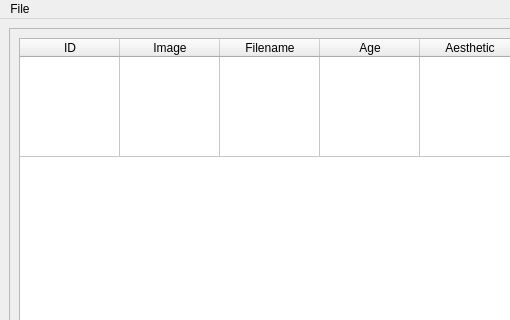
michaeldanner/AestheticFacesToolbox, file dataset.ui: the form before one commit; both pictures show x 0 to 510 and y 0 to 320 of the 1245 by 796 pixel window.
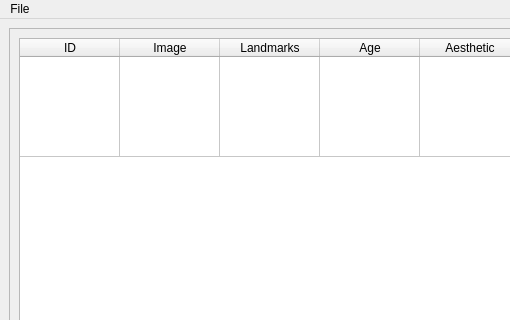
The form after the commit.

What changed in the file:
```diff
--- a/dataset.ui
+++ b/dataset.ui
@@ -68,7 +68,7 @@
             </column>
             <column>
              <property name="text">
-              <string>Filename</string>
+              <string>Landmarks</string>
              </property>
             </column>
             <column>
```
